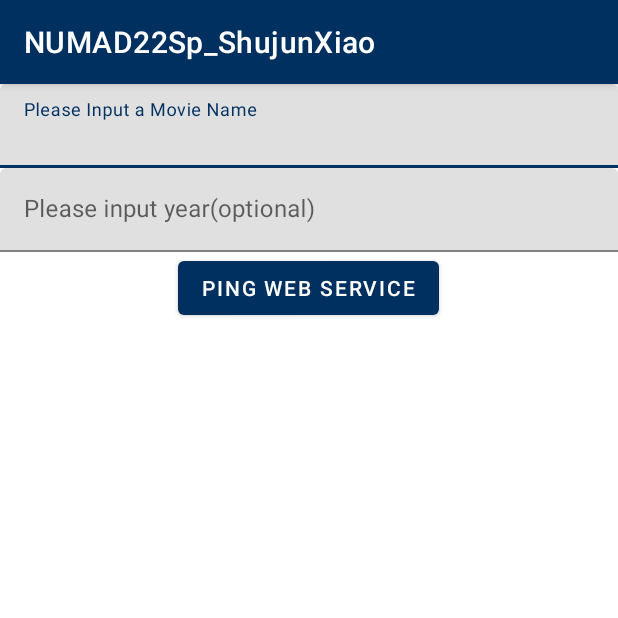
After one commit to jenniferxsj/CS5520, an Android app: the WebServiceActivity screen opened directly, with no data from a screen before it, on a phone screen of 412 x 824 dp, the top half of it. The commit adds this screen. Run offline under Robolectric (Android 15) with nearby library versions, the phone set to English and light mode, and no system bars.

Commit message:
A6 At Your Service HW

```diff
--- a/app/src/main/java/com/example/numad22sp_shujunxiao/MainActivity.java
+++ b/app/src/main/java/com/example/numad22sp_shujunxiao/MainActivity.java
@@ -28,11 +28,13 @@ public class MainActivity extends AppCompatActivity implements View.OnClickListe
         Button button2 = findViewById(R.id.about_me_button);
         Button button3 = findViewById(R.id.button_link);
         Button button4 = findViewById(R.id.button_location);
+        Button button5 = findViewById(R.id.btn_web);
 
         button1.setOnClickListener(this);
         button2.setOnClickListener(this);
         button3.setOnClickListener(this);
         button4.setOnClickListener(this);
+        button5.setOnClickListener(this);
     }
 
     @SuppressLint("NonConstantResourceId")
@@ -56,6 +58,10 @@ public class MainActivity extends AppCompatActivity implements View.OnClickListe
                 intent = new Intent(this, LocationActivity.class);
                 startActivity(intent);
                 break;
+            case R.id.btn_web:
+                intent = new Intent(this, WebServiceActivity.class);
+                startActivity(intent);
+                break;
         }
     }
 }
--- /dev/null
+++ b/app/src/main/res/layout/activity_web_service.xml
@@ -0,0 +1,122 @@
+<?xml version="1.0" encoding="utf-8"?>
+<LinearLayout xmlns:android="http://schemas.android.com/apk/res/android"
+    xmlns:app="http://schemas.android.com/apk/res-auto"
+    xmlns:tools="http://schemas.android.com/tools"
+    android:layout_width="match_parent"
+    android:layout_height="match_parent"
+    android:orientation="vertical"
+    tools:context=".WebServiceActivity">
+
+    <ScrollView
+        android:layout_width="match_parent"
+        android:layout_height="match_parent">
+
+        <LinearLayout
+            android:layout_width="match_parent"
+            android:layout_height="wrap_content"
+            android:gravity="center"
+            android:orientation="vertical">
+
+            <androidx.cardview.widget.CardView
+                android:id="@+id/progress_card"
+                android:layout_width="match_parent"
+                android:layout_height="match_parent"
+                android:visibility="gone"
+                app:cardCornerRadius="50dp">
+
+                <androidx.constraintlayout.widget.ConstraintLayout
+                    android:id="@+id/progree_layout"
+                    android:layout_width="match_parent"
+                    android:layout_height="match_parent">
+
+                    <ProgressBar
+                        android:id="@+id/progressBar"
+                        style="?android:attr/progressBarStyle"
+                        android:layout_width="wrap_content"
+                        android:layout_height="wrap_content"
+                        android:indeterminate="true"
+                        android:indeterminateTint="@color/blue_700"
+                        android:indeterminateTintMode="src_atop"
+                        app:layout_constraintBottom_toBottomOf="parent"
+                        app:layout_constraintEnd_toEndOf="parent"
+                        app:layout_constraintHorizontal_bias="0.377"
+                        app:layout_constraintStart_toStartOf="parent"
+                        app:layout_constraintTop_toTopOf="parent"
+                        app:layout_constraintVertical_bias="0.0" />
+
+                    <TextView
+                        android:id="@+id/progree_text"
+                        android:layout_width="wrap_content"
+                        android:layout_height="wrap_content"
+                        android:layout_marginTop="16dp"
+                        android:layout_marginBottom="13dp"
+                        android:text="Loading"
+                        android:textColor="@color/blue_700"
+                        android:textSize="16dp"
+                        android:textStyle="bold"
+                        app:layout_constraintBottom_toBottomOf="parent"
+                        app:layout_constraintStart_toEndOf="@+id/progressBar"
+                        app:layout_constraintTop_toTopOf="parent" />
+                </androidx.constraintlayout.widget.ConstraintLayout>
+
+            </androidx.cardview.widget.CardView>
+
+            <com.google.android.material.textfield.TextInputLayout
+                android:id="@+id/input_movie"
+                android:layout_width="match_parent"
+                android:layout_height="wrap_content">
+
+                <com.google.android.material.textfield.TextInputEditText
+                    android:id="@+id/text_movie"
+                    android:layout_width="match_parent"
+                    android:layout_height="wrap_content"
+                    android:hint="@string/please_input_a_movie_name"
+                    android:textColorHint="#070707" />
+            </com.google.android.material.textfield.TextInputLayout>
+
+            <com.google.android.material.textfield.TextInputLayout
+                android:id="@+id/input_year"
+                android:layout_width="match_parent"
+                android:layout_height="match_parent">
+
+                <com.google.android.material.textfield.TextInputEditText
+                    android:layout_width="match_parent"
+                    android:layout_height="wrap_content"
+                    android:hint="Please input year(optional)" />
+            </com.google.android.material.textfield.TextInputLayout>
+
+            <Button
+                android:id="@+id/btn_web"
+                android:layout_width="wrap_content"
+                android:layout_height="wrap_content"
+                android:onClick="callWebserviceButtonHandler"
+                android:text="@string/ping_web_service" />
+
+            <TextView
+                android:id="@+id/movie_name"
+                android:layout_width="match_parent"
+                android:layout_height="wrap_content"
+                android:singleLine="false"
+                android:text=""
+                android:textSize="18sp"
+                android:textStyle="bold" />
+
+            <TextView
+                android:id="@+id/movie_content"
+                android:layout_width="match_parent"
+                android:layout_height="wrap_content"
+                android:singleLine="false"
+                android:text="" />
+
+            <ImageView
+                android:id="@+id/poster"
+                android:layout_width="match_parent"
+                android:layout_height="262dp"
+                android:contentDescription="@string/movie_poster"
+                android:visibility="gone"
+                tools:srcCompat="@tools:sample/avatars" />
+
+        </LinearLayout>
+    </ScrollView>
+
+</LinearLayout>
--- a/app/src/main/res/values/strings.xml
+++ b/app/src/main/res/values/strings.xml
@@ -24,4 +24,8 @@
     <string name="location">Location</string>
     <string name="longtitude">Longtitude</string>
     <string name="latitude">Latitude</string>
+    <string name="web_service">Web Service</string>
+    <string name="ping_web_service">Ping Web Service</string>
+    <string name="please_input_a_movie_name">Please Input a Movie Name</string>
+    <string name="movie_poster">movie poster</string>
 </resources>
```
Also changed, not shown: app/src/main/AndroidManifest.xml (+7 -2 lines), app/src/main/java/com/example/numad22sp_shujunxiao/WebServiceActivity.java (added, +182 -0 lines), app/src/main/res/layout/activity_main.xml (+11 -0 lines), 1 other file.
